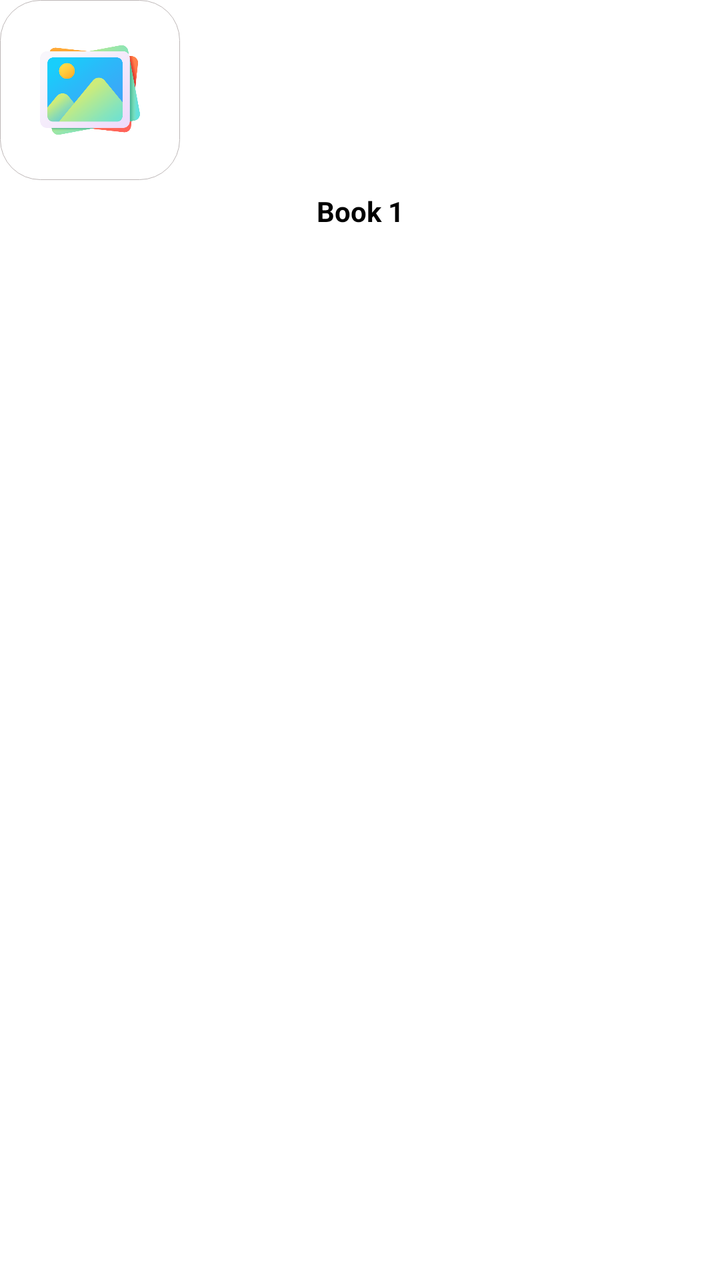
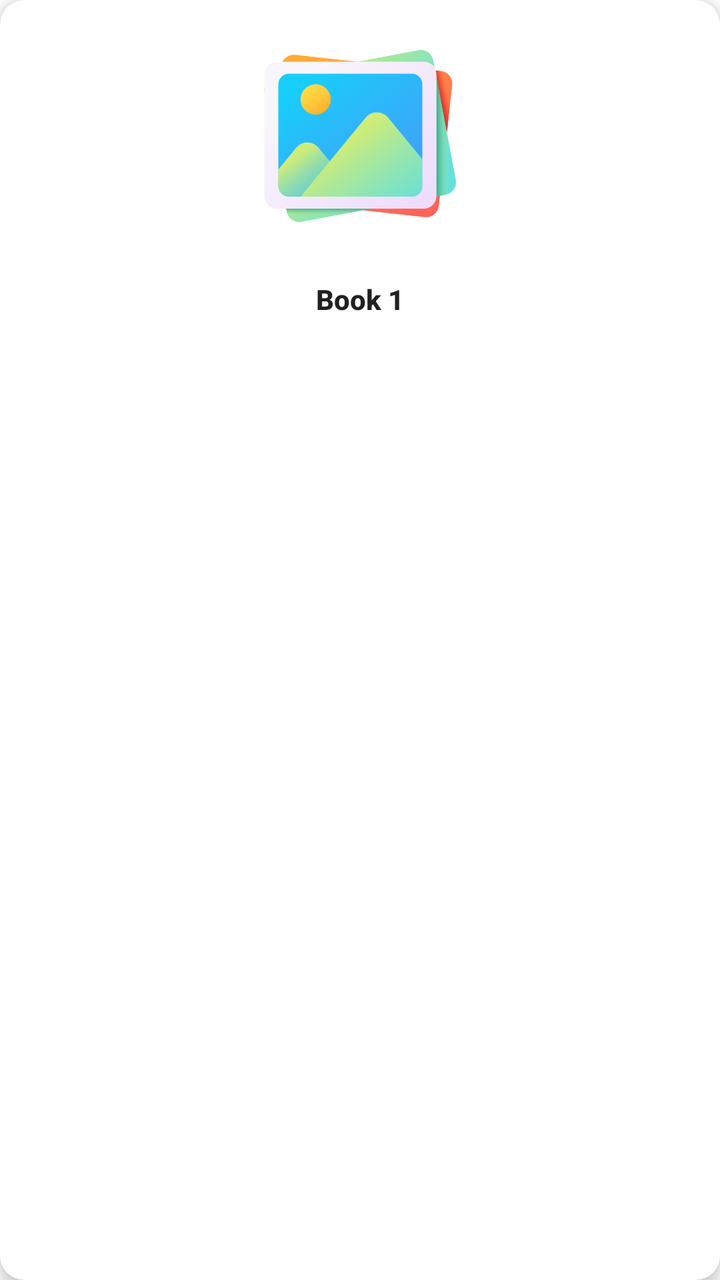

An Android layout rendered at two revisions. The XML below is the earlier revision; the diff shows what the commit changed to produce the second picture.
<!-- AndroidManifest.xml: application theme Theme.MyApplication -->
<!-- res/layout/item_book.xml -->
<?xml version="1.0" encoding="utf-8"?>
<androidx.cardview.widget.CardView xmlns:android="http://schemas.android.com/apk/res/android"
    android:layout_width="wrap_content"
    android:layout_height="wrap_content"
    xmlns:app="http://schemas.android.com/apk/res-auto"
    android:layout_marginEnd="10dp"
    android:id="@+id/layout_item"
    app:cardElevation="0dp"
    android:foreground="?attr/selectableItemBackground">
    <LinearLayout
        android:layout_width="match_parent"
        android:layout_height="wrap_content"
        android:orientation="vertical">
        <ImageView
            android:id="@+id/imgBook"
            android:padding="20dp"
            android:layout_width="90dp"
            android:layout_height="90dp"
            android:src="@drawable/picture"
            android:background="@drawable/border_black">

        </ImageView>

        <TextView
            android:id="@+id/tv_title"
            android:padding="6dp"
            android:textSize="14sp"
            android:textColor="@color/black"
            android:layout_width="match_parent"
            android:layout_height="wrap_content"
            android:text="Book 1"
            android:textStyle="bold"
            android:gravity="center">

        </TextView>
    </LinearLayout>
</androidx.cardview.widget.CardView>
<!-- resources referenced by this layout -->
<resources>
  <color name="black">#FF000000</color>
  <!-- drawable border_black (drawable) -->
  <?xml version="1.0" encoding="utf-8"?>
  <shape xmlns:android="http://schemas.android.com/apk/res/android">
      <solid
          android:color="@color/white">
      </solid>
      <corners
          android:topLeftRadius="20dp"
          android:topRightRadius="20dp"
          android:bottomLeftRadius="20dp"
          android:bottomRightRadius="20dp">
      </corners>
  
      <padding
          android:bottom="10dp"
          android:left="10dp"
          android:right="10dp"
          android:top="10dp">
      </padding>
  
      <stroke
          android:width="0.3dp"
          android:color="#BDB7B7">
      </stroke>
  
  </shape>
  <!-- drawable picture: png bitmap (drawable, 60325 bytes) -->
  <style name="Theme.MyApplication" parent="Theme.MaterialComponents.DayNight.NoActionBar">
          
          <item name="colorPrimary">@color/lavender</item>
          <item name="colorPrimaryVariant">@color/lavender</item>
          <item name="colorOnPrimary">@color/white</item>
          
          <item name="colorSecondary">@color/teal_200</item>
          <item name="colorSecondaryVariant">@color/teal_700</item>
          <item name="colorOnSecondary">@color/black</item>
          
          <item name="android:statusBarColor">?attr/colorPrimaryVariant</item>
          
      </style>
  <color name="white">#FFFFFFFF</color>
  <color name="lavender">#66CCCC</color>
  <color name="teal_200">#FF03DAC5</color>
  <color name="teal_700">#FF018786</color>
</resources>

<!-- the commit's change to res/layout/item_book.xml (unified diff, before → after) -->
@@ -1,37 +1,48 @@
 <?xml version="1.0" encoding="utf-8"?>
 <androidx.cardview.widget.CardView xmlns:android="http://schemas.android.com/apk/res/android"
-    android:layout_width="wrap_content"
+    xmlns:app="http://schemas.android.com/apk/res-auto"
+    android:id="@+id/layout_item"
+    android:layout_width="140dp"
     android:layout_height="wrap_content"
-    xmlns:app="http://schemas.android.com/apk/res-auto"
-    android:layout_marginEnd="10dp"
-    android:id="@+id/layout_item"
-    app:cardElevation="0dp"
-    android:foreground="?attr/selectableItemBackground">
+    android:layout_margin="8dp"
+    android:foreground="?attr/selectableItemBackground"
+    app:cardBackgroundColor="@android:color/white"
+    app:cardCornerRadius="12dp"
+    app:cardElevation="4dp">
+
     <LinearLayout
         android:layout_width="match_parent"
         android:layout_height="wrap_content"
-        android:orientation="vertical">
+        android:orientation="vertical"
+        android:padding="8dp">
+
         <ImageView
             android:id="@+id/imgBook"
-            android:padding="20dp"
-            android:layout_width="90dp"
-            android:layout_height="90dp"
-            android:src="@drawable/picture"
-            android:background="@drawable/border_black">
-
-        </ImageView>
+            android:layout_width="match_parent"
+            android:layout_height="120dp"
+            android:layout_gravity="center"
+            android:background="@drawable/rounded_image_background"
+            android:contentDescription="Book cover image"
+            android:padding="12dp"
+            android:scaleType="fitCenter"
+            android:src="@drawable/picture" />
 
         <TextView
             android:id="@+id/tv_title"
-            android:padding="6dp"
-            android:textSize="14sp"
-            android:textColor="@color/black"
             android:layout_width="match_parent"
             android:layout_height="wrap_content"
+            android:layout_marginTop="8dp"
+            android:ellipsize="end"
+            android:fontFamily="sans-serif-medium"
+            android:gravity="center"
+            android:padding="4dp"
             android:text="Book 1"
-            android:textStyle="bold"
-            android:gravity="center">
+            android:textColor="#212121"
+            android:maxLines="3"
+            android:textSize="14sp"
+            android:textStyle="bold" />
 
-        </TextView>
+
+
     </LinearLayout>
 </androidx.cardview.widget.CardView>
<!-- resource entries referenced after the edit -->
@@ -1,33 +1,18 @@
 <!-- resources referenced by this layout -->
 <resources>
   <color name="black">#FF000000</color>
-  <!-- drawable border_black (drawable) -->
+  <!-- drawable picture: png bitmap (drawable, 60325 bytes) -->
+  <!-- drawable rounded_image_background (drawable) -->
   <?xml version="1.0" encoding="utf-8"?>
-  <shape xmlns:android="http://schemas.android.com/apk/res/android">
-      <solid
-          android:color="@color/white">
-      </solid>
-      <corners
-          android:topLeftRadius="20dp"
-          android:topRightRadius="20dp"
-          android:bottomLeftRadius="20dp"
-          android:bottomRightRadius="20dp">
-      </corners>
-  
-      <padding
-          android:bottom="10dp"
-          android:left="10dp"
-          android:right="10dp"
-          android:top="10dp">
-      </padding>
+  <shape xmlns:android="http://schemas.android.com/apk/res/android"
+      android:shape="rectangle">
+      <corners android:radius="8dp" />
+      <solid android:color="#FFFFFF" /> 
   
       <stroke
-          android:width="0.3dp"
-          android:color="#BDB7B7">
-      </stroke>
-  
+          android:width="1dp"
+          android:color="#FFFFFF" /> 
   </shape>
-  <!-- drawable picture: png bitmap (drawable, 60325 bytes) -->
   <style name="Theme.MyApplication" parent="Theme.MaterialComponents.DayNight.NoActionBar">
           
           <item name="colorPrimary">@color/lavender</item>
